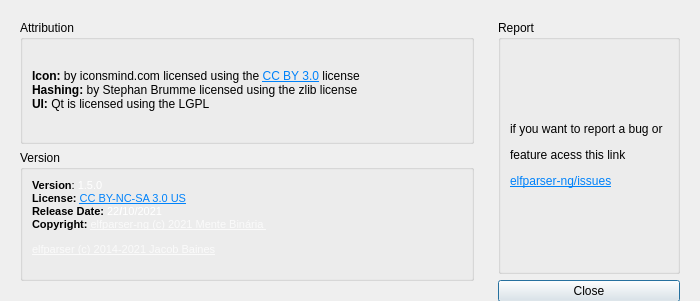
Old version of the form src/ui/about.ui in the repository mentebinaria/elfparser-ng.
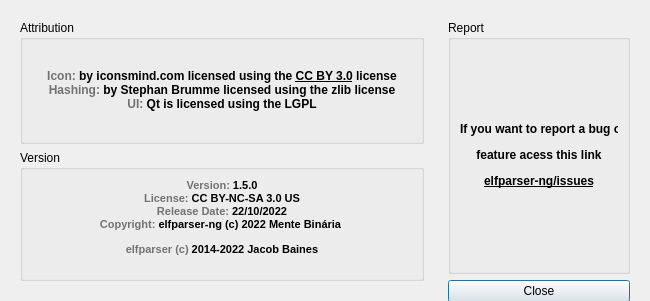
New version of the form.

Commit message: [UPD] center text and black colors

```diff
--- a/src/ui/about.ui
+++ b/src/ui/about.ui
@@ -6,7 +6,7 @@
    <rect>
     <x>0</x>
     <y>0</y>
-    <width>700</width>
+    <width>650</width>
     <height>301</height>
    </rect>
   </property>
@@ -18,8 +18,8 @@
   </property>
   <property name="maximumSize">
    <size>
-    <width>700</width>
-    <height>600</height>
+    <width>650</width>
+    <height>316</height>
    </size>
   </property>
   <property name="baseSize">
@@ -50,7 +50,7 @@
          <item>
           <widget class="QLabel" name="label_2">
            <property name="text">
-            <string>&lt;html&gt;&lt;head/&gt;&lt;body&gt;&lt;p&gt;&lt;span style=&quot; font-weight:600;&quot;&gt;Icon:&lt;/span&gt; by iconsmind.com licensed using the &lt;a href=&quot;http://creativecommons.org/licenses/by/3.0/us/&quot;&gt;&lt;span style=&quot; text-decoration: underline; color:#0082fa;&quot;&gt;CC BY 3.0&lt;/span&gt;&lt;/a&gt; license&lt;br/&gt;&lt;span style=&quot; font-weight:600;&quot;&gt;Hashing:&lt;/span&gt; by Stephan Brumme licensed using the zlib license&lt;br/&gt;&lt;span style=&quot; font-weight:600;&quot;&gt;UI:&lt;/span&gt; Qt is licensed using the LGPL&lt;/p&gt;&lt;/body&gt;&lt;/html&gt;</string>
+            <string>&lt;html&gt;&lt;head/&gt;&lt;body&gt;&lt;p align=&quot;center&quot;&gt;&lt;span style=&quot; font-weight:600; color:#727272;&quot;&gt;Icon:&lt;/span&gt;&lt;span style=&quot; font-weight:600; color:#000000;&quot;&gt; by iconsmind.com licensed using the &lt;/span&gt;&lt;a href=&quot;http://creativecommons.org/licenses/by/3.0/us/&quot;&gt;&lt;span style=&quot; font-weight:600; text-decoration: underline; color:#000000;&quot;&gt;CC BY 3.0&lt;/span&gt;&lt;/a&gt;&lt;span style=&quot; font-weight:600; color:#000000;&quot;&gt; license&lt;br/&gt;&lt;/span&gt;&lt;span style=&quot; font-weight:600; color:#727272;&quot;&gt;Hashing:&lt;/span&gt;&lt;span style=&quot; font-weight:600; color:#000000;&quot;&gt; by Stephan Brumme licensed using the zlib license&lt;br/&gt;&lt;/span&gt;&lt;span style=&quot; font-weight:600; color:#727272;&quot;&gt;UI: &lt;/span&gt;&lt;span style=&quot; font-weight:600; color:#000000;&quot;&gt;Qt is licensed using the LGPL&lt;/span&gt;&lt;/p&gt;&lt;/body&gt;&lt;/html&gt;</string>
            </property>
           </widget>
          </item>
@@ -69,9 +69,9 @@
             <string>&lt;!DOCTYPE HTML PUBLIC &quot;-//W3C//DTD HTML 4.0//EN&quot; &quot;http://www.w3.org/TR/REC-html40/strict.dtd&quot;&gt;
 &lt;html&gt;&lt;head&gt;&lt;meta name=&quot;qrichtext&quot; content=&quot;1&quot; /&gt;&lt;style type=&quot;text/css&quot;&gt;
 p, li { white-space: pre-wrap; }
-&lt;/style&gt;&lt;/head&gt;&lt;body style=&quot; font-family:'Fira Code'; font-size:8pt; font-weight:400; font-style:normal;&quot;&gt;
-&lt;p style=&quot; margin-top:12px; margin-bottom:12px; margin-left:0px; margin-right:0px; -qt-block-indent:0; text-indent:0px;&quot;&gt;&lt;span style=&quot; font-weight:600;&quot;&gt;Version&lt;/span&gt;: &lt;span style=&quot; color:#ffffff;&quot;&gt;1.5.0&lt;/span&gt;&lt;br /&gt;&lt;span style=&quot; font-weight:600;&quot;&gt;License: &lt;/span&gt;&lt;a href=&quot;http://creativecommons.org/licenses/by/3.0/us/&quot;&gt;&lt;span style=&quot; text-decoration: underline; color:#0082fa;&quot;&gt;CC BY-NC-SA 3.0 US&lt;/span&gt;&lt;/a&gt;&lt;br /&gt;&lt;span style=&quot; font-weight:600;&quot;&gt;Release Date: &lt;/span&gt;&lt;span style=&quot; color:#ffffff;&quot;&gt;22&lt;/span&gt;&lt;span style=&quot; font-weight:600; color:#ffffff;&quot;&gt;/&lt;/span&gt;&lt;span style=&quot; color:#ffffff;&quot;&gt;10/2021&lt;/span&gt;&lt;br /&gt;&lt;span style=&quot; font-weight:600;&quot;&gt;Copyright: &lt;/span&gt;&lt;span style=&quot; font-family:'Droid Sans Mono','monospace','monospace','Droid Sans Fallback'; text-decoration: underline; color:#fafafa;&quot;&gt;elfparser-ng (c) 2021 Mente Binária &lt;/span&gt;&lt;/p&gt;
-&lt;p style=&quot; margin-top:12px; margin-bottom:12px; margin-left:0px; margin-right:0px; -qt-block-indent:0; text-indent:0px;&quot;&gt;&lt;span style=&quot; font-family:'Droid Sans Mono','monospace','monospace','Droid Sans Fallback'; text-decoration: underline; color:#fafafa;&quot;&gt;elfparser (c) 2014-2021 Jacob Baines&lt;/span&gt;&lt;br /&gt;&lt;/p&gt;&lt;/body&gt;&lt;/html&gt;</string>
+&lt;/style&gt;&lt;/head&gt;&lt;body style=&quot; font-family:'Noto Sans CJK JP'; font-size:8pt; font-weight:400; font-style:normal;&quot;&gt;
+&lt;p align=&quot;center&quot; style=&quot; margin-top:12px; margin-bottom:12px; margin-left:0px; margin-right:0px; -qt-block-indent:0; text-indent:0px;&quot;&gt;&lt;span style=&quot; font-family:'Fira Code'; font-weight:600; color:#727272;&quot;&gt;Version:&lt;/span&gt;&lt;span style=&quot; font-family:'Fira Code'; font-weight:600; color:#000000;&quot;&gt; 1.5.0&lt;br /&gt;&lt;/span&gt;&lt;span style=&quot; font-family:'Fira Code'; font-weight:600; color:#727272;&quot;&gt;License:&lt;/span&gt;&lt;span style=&quot; font-family:'Fira Code'; font-weight:600; color:#000000;&quot;&gt; CC BY-NC-SA 3.0 US&lt;br /&gt;&lt;/span&gt;&lt;span style=&quot; font-family:'Fira Code'; font-weight:600; color:#727272;&quot;&gt;Release Date:&lt;/span&gt;&lt;span style=&quot; font-family:'Fira Code'; font-weight:600; color:#000000;&quot;&gt; 22/10/2022&lt;br /&gt;&lt;/span&gt;&lt;span style=&quot; font-family:'Fira Code'; font-weight:600; color:#727272;&quot;&gt;Copyright:&lt;/span&gt;&lt;span style=&quot; font-family:'Fira Code'; font-weight:600; color:#000000;&quot;&gt; elfparser-ng (c) 2022 Mente Binária &lt;/span&gt;&lt;/p&gt;
+&lt;p align=&quot;center&quot; style=&quot; margin-top:12px; margin-bottom:12px; margin-left:0px; margin-right:0px; -qt-block-indent:0; text-indent:0px;&quot;&gt;&lt;span style=&quot; font-family:'Fira Code'; font-weight:600; color:#727272;&quot;&gt;elfparser (c)&lt;/span&gt;&lt;span style=&quot; font-family:'Fira Code'; font-weight:600; color:#000000;&quot;&gt; 2014-2022 Jacob Baines&lt;br /&gt;&lt;/span&gt;&lt;/p&gt;&lt;/body&gt;&lt;/html&gt;</string>
            </property>
           </widget>
          </item>
@@ -123,7 +123,7 @@
          <item>
           <widget class="QLabel" name="label">
            <property name="text">
-            <string>&lt;html&gt;&lt;head/&gt;&lt;body&gt;&lt;p&gt;&lt;span style=&quot; font-family:'Noto Sans CJK SC';&quot;&gt;if you want to report a bug or &lt;/span&gt;&lt;/p&gt;&lt;p&gt;&lt;span style=&quot; font-family:'Noto Sans CJK SC';&quot;&gt;feature acess this link&lt;/span&gt;&lt;/p&gt;&lt;p&gt;&lt;span style=&quot; font-family:'Noto Sans CJK SC';&quot;/&gt;&lt;a href=&quot;https://github.com/mentebinaria/elfparser-ng/issues&quot;&gt;&lt;span style=&quot; font-family:'Noto Sans CJK SC'; text-decoration: underline; color:#0082fa;&quot;&gt;elfparser-ng/issues&lt;/span&gt;&lt;/a&gt;&lt;/p&gt;&lt;/body&gt;&lt;/html&gt;</string>
+            <string>&lt;html&gt;&lt;head/&gt;&lt;body&gt;&lt;p align=&quot;center&quot;&gt;&lt;span style=&quot; font-family:'Noto Sans CJK SC'; font-weight:600; color:#000000;&quot;&gt;If you want to report a bug or &lt;/span&gt;&lt;/p&gt;&lt;p align=&quot;center&quot;&gt;&lt;span style=&quot; font-family:'Noto Sans CJK SC'; font-weight:600; color:#000000;&quot;&gt;feature acess this link&lt;/span&gt;&lt;/p&gt;&lt;p align=&quot;center&quot;&gt;&lt;a href=&quot;https://github.com/mentebinaria/elfparser-ng/issues&quot;&gt;&lt;span style=&quot; font-family:'Noto Sans CJK SC'; font-weight:600; text-decoration: underline; color:#000000;&quot;&gt;elfparser-ng/issues&lt;/span&gt;&lt;/a&gt;&lt;/p&gt;&lt;/body&gt;&lt;/html&gt;</string>
            </property>
           </widget>
          </item>
```
